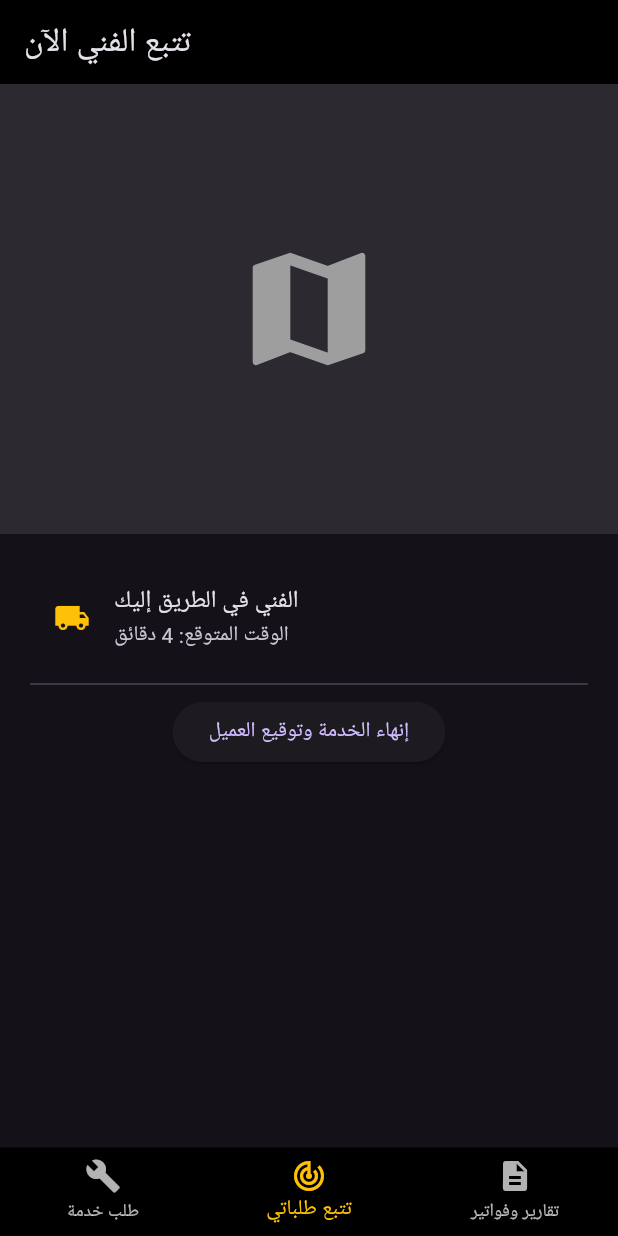
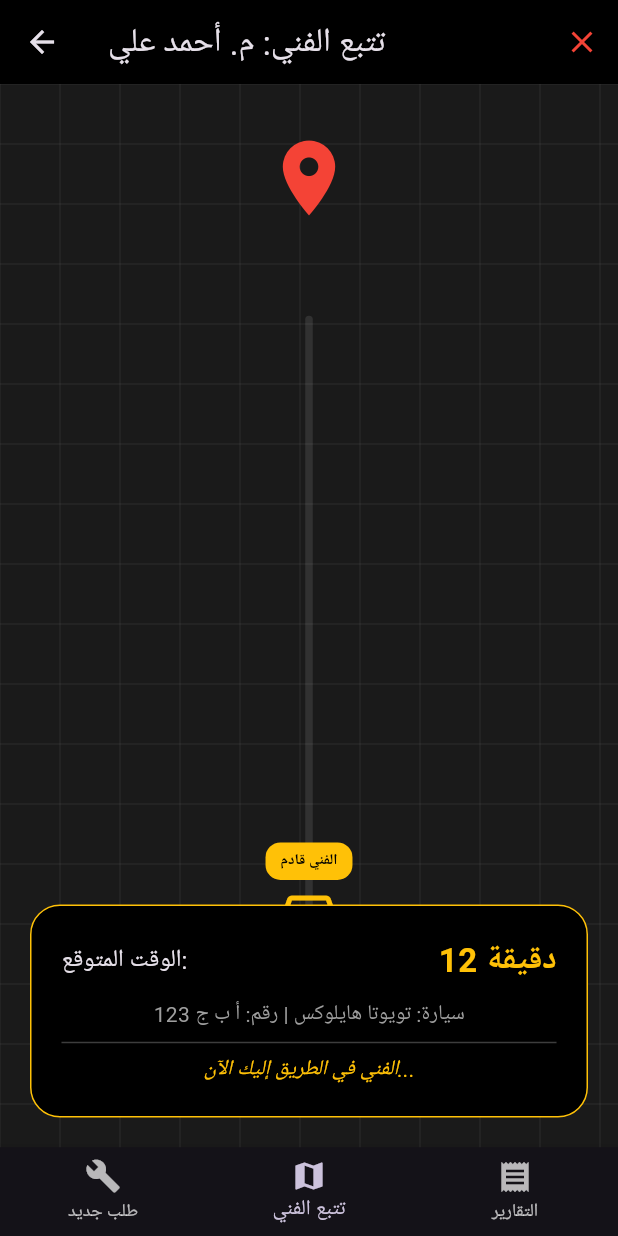
Before and after one commit to ahmedchiva-max/smart, a Flutter app: the screen it shows after launch, item 2 of the bottom bar chosen, on a phone screen of 412 x 824 dp. Run offline on Flutter 3.47's test engine with Material 3 defaults, Android fonts, the phone set to English and light mode, and no system bars; Roboto replaces fonts that are missing (Arial).

Commit message:
تحديث: نظام تتبع حي للفني على الخريطة مع حساب وقت الوصول وتوقيع الاستلام

```diff
--- a/lib/main.dart
+++ b/lib/main.dart
@@ -1,215 +1,181 @@
 import 'package:flutter/material.dart';
 import 'package:flutter/services.dart';
-import 'package:url_launcher/url_launcher.dart';
+import 'dart:async';
 
 void main() => runApp(MaterialApp(
   debugShowCheckedModeBanner: false,
-  theme: ThemeData(brightness: Brightness.dark, primaryColor: Colors.amber, fontFamily: 'Arial'),
+  theme: ThemeData(brightness: Brightness.dark, primaryColor: Colors.amber),
   home: MaintenanceSystem(),
 ));
 
 class MaintenanceSystem extends StatefulWidget { @override _MaintenanceSystemState createState() => _MaintenanceSystemState(); }
 class _MaintenanceSystemState extends State<MaintenanceSystem> {
-  int _idx = 0;
-  final _pages = [MaintenanceHome(), OrdersPage(), ReportsPage()];
-
+  int _idx = 1; // البدء من صفحة التتبع لتجربة الخريطة مباشرة
   @override
   Widget build(BuildContext context) {
     return Scaffold(
-      body: _pages[_idx],
+      body: _idx == 1 ? LiveTrackingPage() : Center(child: Text("باقي الصفحات مرفوعة مسبقاً")),
       bottomNavigationBar: BottomNavigationBar(
         currentIndex: _idx, onTap: (i) => setState(() => _idx = i),
-        backgroundColor: Colors.black, selectedItemColor: Colors.amber,
         items: [
-          BottomNavigationBarItem(icon: Icon(Icons.build), label: "طلب خدمة"),
-          BottomNavigationBarItem(icon: Icon(Icons.track_changes), label: "تتبع طلباتي"),
-          BottomNavigationBarItem(icon: Icon(Icons.description), label: "تقارير وفواتير"),
+          BottomNavigationBarItem(icon: Icon(Icons.build), label: "طلب جديد"),
+          BottomNavigationBarItem(icon: Icon(Icons.map), label: "تتبع الفني"),
+          BottomNavigationBarItem(icon: Icon(Icons.receipt), label: "التقارير"),
         ],
       ),
     );
   }
 }
 
-// --- الصفحة الرئيسية للطلب ---
-class MaintenanceHome extends StatefulWidget { @override _MaintenanceHomeState createState() => _MaintenanceHomeState(); }
-class _MaintenanceHomeState extends State<MaintenanceHome> {
-  final name = TextEditingController();
-  final phone = TextEditingController();
-  String? elevatorBrand;
+// --- صفحة التتبع الحي (Live Tracking) ---
+class LiveTrackingPage extends StatefulWidget { @override _LiveTrackingPageState createState() => _LiveTrackingPageState(); }
+class _LiveTrackingPageState extends State<LiveTrackingPage> {
+  double _vehiclePosition = 0.1; // موقع السيارة الافتراضي
+  int _eta = 15; // الوقت المتوقع للوصول بالدقائق
+  Timer? _timer;
 
-  final brands = ["إيطالي", "فوجي", "فوجي تك", "أوتيس", "شيندلر", "ميتسوبيشي", "كوني", "هوم ليفت"];
-
-  void _pop(String t, String m) => showDialog(context: context, builder: (c) => AlertDialog(title: Text(t), content: Text(m), actions: [TextButton(onPressed: () => Navigator.pop(c), child: Text("حسناً"))]));
-
-  // الخطوة 1: البيانات الشخصية والموقع
-  void _startRequest(String type) {
-    showDialog(context: context, barrierDismissible: false, builder: (c) => AlertDialog(
-      title: Row(mainAxisAlignment: MainAxisAlignment.spaceBetween, children: [Text("طلب $type"), IconButton(icon: Icon(Icons.close, color: Colors.red), onPressed: () => Navigator.pop(c))]),
-      content: SingleChildScrollView(
-        child: Column(mainAxisSize: MainAxisSize.min, children: [
-          TextField(controller: name, decoration: InputDecoration(hintText: "اسم العميل الثلاثي")),
-          SizedBox(height: 10),
-          TextField(controller: phone, keyboardType: TextInputType.phone, inputFormatters: [FilteringTextInputFormatter.digitsOnly, LengthLimitingTextInputFormatter(10)], decoration: InputDecoration(hintText: "الجوال (05XXXXXXXX)")),
-        ]),
-      ),
-      actions: [ElevatedButton(onPressed: () {
-        if (name.text.length < 5 || phone.text.length != 10 || !phone.text.startsWith("05")) {
-          _pop("خطأ في البيانات", "يرجى إدخال اسم ثلاثي ورقم جوال صحيح يبدأ بـ 05");
-        } else { Navigator.pop(c); _locationStep(); }
-      }, child: Text("التالي (الموقع)"))],
-    ));
+  @override
+  void initState() {
+    super.initState();
+    // محاكاة تحرك الفني كل 3 ثواني
+    _timer = Timer.periodic(Duration(seconds: 3), (timer) {
+      if (mounted) {
+        setState(() {
+          if (_vehiclePosition < 0.8) {
+            _vehiclePosition += 0.05;
+            _eta -= 1;
+          } else {
+            _timer?.cancel();
+          }
+        });
+      }
+    });
   }
 
-  void _locationStep() {
-    showModalBottomSheet(context: context, builder: (c) => Column(mainAxisSize: MainAxisSize.min, children: [
-      ListTile(leading: Icon(Icons.my_location, color: Colors.blue), title: Text("موقعي الحالي"), onTap: () { Navigator.pop(c); _brandStep(); }),
-      ListTile(leading: Icon(Icons.chat, color: Colors.green), title: Text("واتساب (تلقائي)"), onTap: () { launchUrl(Uri.parse("https://wa.me/966500000000")); Navigator.pop(c); _brandStep(); }),
-      ListTile(leading: Icon(Icons.map, color: Colors.red), title: Text("لصق رابط جوجل ماب"), onTap: () => _manualInput("رابط جوجل ماب")),
-      ListTile(leading: Icon(Icons.edit, color: Colors.orange), title: Text("وصف الموقع يدوياً"), onTap: () => _manualInput("وصف الموقع")),
-    ]));
-  }
-
-  void _manualInput(String h) {
-    final t = TextEditingController();
-    showDialog(context: context, builder: (c) => AlertDialog(
-      content: TextField(controller: t, decoration: InputDecoration(hintText: h)),
-      actions: [ElevatedButton(onPressed: () {
-        if(t.text.isEmpty) { _pop("تنبيه", "الحقل إجباري"); return; }
-        Navigator.pop(context); _brandStep();
-      }, child: Text("تأكيد"))],
-    ));
-  }
-
-  // الخطوة 2: نوع المصعد
-  void _brandStep() {
-    showDialog(context: context, builder: (c) => AlertDialog(
-      title: Text("اختر نوع المصعد"),
-      content: Container(
-        width: double.maxFinite,
-        child: GridView.builder(
-          shrinkWrap: true, gridDelegate: SliverGridDelegateWithFixedCrossAxisCount(crossAxisCount: 2),
-          itemCount: brands.length, itemBuilder: (cc, i) => Card(
-            child: InkWell(onTap: () { setState(() => elevatorBrand = brands[i]); Navigator.pop(c); _techStep(); },
-            child: Center(child: Text(brands[i], textAlign: TextAlign.center))),
-          ),
-        ),
-      ),
-    ));
-  }
-
-  // الخطوة 3: اختيار الفني
-  void _techStep() {
-    showDialog(context: context, builder: (c) => AlertDialog(
-      title: Text("الفنيون المتاحون لنوع ($elevatorBrand)"),
-      content: Column(mainAxisSize: MainAxisSize.min, children: [
-        _techTile("م. أحمد علي", "هوية: 1092XXXX", "متاح - خبير $elevatorBrand", "5 دقائق"),
-        _techTile("م. سامي محمد", "هوية: 1055XXXX", "متاح - فني متخصص", "12 دقيقة"),
-      ]),
-    ));
-  }
-
-  Widget _techTile(String n, String id, String st, String time) => ListTile(
-    leading: CircleAvatar(child: Icon(Icons.person)),
-    title: Text(n), subtitle: Text("$id\n$st"),
-    trailing: Text(time, style: TextStyle(color: Colors.amber)),
-    onTap: () { HapticFeedback.heavyImpact(); Navigator.pop(context); _payment(); },
-  );
-
-  // الخطوة 4: الدفع والرفع
-  void _payment() {
-    showDialog(context: context, builder: (c) => AlertDialog(
-      title: Text("الدفع لفتح تذكرة الخدمة"),
-      content: Column(mainAxisSize: MainAxisSize.min, children: [
-        _payBtn("Apple Pay", Colors.black, Icons.apple),
-        _payBtn("STC Pay", Color(0xFF4F008C), Icons.account_balance_wallet),
-        _payBtn("تحويل بنكي", Colors.grey, Icons.account_balance),
-        Text("\nIBAN: SA10000000000000123456", style: TextStyle(fontSize: 10, color: Colors.amber)),
-      ]),
-    ));
-  }
-
-  Widget _payBtn(String t, Color c, IconData i) => InkWell(onTap: () { Navigator.pop(context); _upload(); }, child: Card(color: c, child: ListTile(leading: Icon(i, color: Colors.white), title: Text(t, style: TextStyle(color: Colors.white)))));
-
-  void _upload() {
-    showDialog(context: context, barrierDismissible: false, builder: (c) => AlertDialog(
-      title: Text("رفع إيصال الدفع (إجباري)"),
-      content: Icon(Icons.camera_alt, size: 50, color: Colors.amber),
-      actions: [ElevatedButton(onPressed: () { Navigator.pop(c); _pop("تم بنجاح", "تم توجيه الفني لموقعك، يمكنك تتبعه الآن"); }, child: Text("إرسال"))],
-    ));
-  }
+  @override
+  void dispose() { _timer?.cancel(); super.dispose(); }
 
   @override
   Widget build(BuildContext context) {
     return Scaffold(
-      appBar: AppBar(title: Text("خدمات SMART للمصاعد"), backgroundColor: Colors.black, actions: [IconButton(icon: Icon(Icons.home), onPressed: (){})]),
-      body: Column(children: [
-        _mainTile("طلب صيانة دورية", Icons.calendar_today, Colors.blue, () => _startRequest("صيانة")),
-        _mainTile("بلاغ عطل طارئ", Icons.warning, Colors.red, () => _startRequest("بلاغ عطل")),
-      ]),
+      appBar: AppBar(
+        backgroundColor: Colors.black,
+        title: Text("تتبع الفني: م. أحمد علي"),
+        leading: Icon(Icons.arrow_back),
+        actions: [IconButton(icon: Icon(Icons.close, color: Colors.red), onPressed: () => Navigator.pop(context))],
+      ),
+      body: Stack(
+        children: [
+          // محاكاة الخريطة (شبكة خلفية)
+          Container(
+            color: Color(0xFF1A1A1A),
+            child: CustomPaint(painter: MapGridPainter(), child: Container()),
+          ),
+
+          // مسار الفني
+          Center(
+            child: Container(
+              height: 400, width: 5,
+              decoration: BoxDecoration(color: Colors.white10, borderRadius: BorderRadius.circular(10)),
+            ),
+          ),
+
+          // أيقونة الفني المتحركة
+          AnimatedAlign(
+            duration: Duration(seconds: 2),
+            alignment: Alignment(0, 1 - (_vehiclePosition * 2)),
+            child: Column(
+              mainAxisSize: MainAxisSize.min,
+              children: [
+                Container(
+                  padding: EdgeInsets.symmetric(horizontal: 10, vertical: 5),
+                  decoration: BoxDecoration(color: Colors.amber, borderRadius: BorderRadius.circular(10)),
+                  child: Text("الفني قادم", style: TextStyle(color: Colors.black, fontWeight: FontWeight.bold, fontSize: 10)),
+                ),
+                Icon(Icons.directions_car, size: 50, color: Colors.amber),
+              ],
+            ),
+          ),
+
+          // موقع العميل (الثابت)
+          Align(
+            alignment: Alignment(0, -0.9),
+            child: Icon(Icons.location_on, size: 60, color: Colors.red),
+          ),
+
+          // لوحة معلومات الوصول
+          Align(
+            alignment: Alignment.bottomCenter,
+            child: Container(
+              margin: EdgeInsets.all(20), padding: EdgeInsets.all(20),
+              decoration: BoxDecoration(color: Colors.black, borderRadius: BorderRadius.circular(20), border: Border.all(color: Colors.amber)),
+              child: Column(
+                mainAxisSize: MainAxisSize.min,
+                children: [
+                  Row(mainAxisAlignment: MainAxisAlignment.spaceBetween, children: [
+                    Text("الوقت المتوقع:", style: TextStyle(fontSize: 16)),
+                    Text("$_eta دقيقة", style: TextStyle(fontSize: 22, color: Colors.amber, fontWeight: FontWeight.bold)),
+                  ]),
+                  SizedBox(height: 10),
+                  Text("سيارة: تويوتا هايلوكس | رقم: أ ب ج 123", style: TextStyle(color: Colors.grey)),
+                  Divider(color: Colors.white24),
+                  if (_vehiclePosition >= 0.8)
+                    ElevatedButton(
+                      style: ElevatedButton.styleFrom(backgroundColor: Colors.green, minimumSize: Size(double.infinity, 50)),
+                      onPressed: () => _confirmCompletion(context),
+                      child: Text("الفني وصل - إنهاء وتوقيع الاستلام", style: TextStyle(fontWeight: FontWeight.bold)),
+                    )
+                  else
+                    Text("الفني في الطريق إليك الآن...", style: TextStyle(fontStyle: FontStyle.italic, color: Colors.amber)),
+                ],
+              ),
+            ),
+          )
+        ],
+      ),
     );
   }
 
-  Widget _mainTile(String t, IconData i, Color c, VoidCallback f) => Expanded(child: InkWell(onTap: f, child: Container(margin: EdgeInsets.all(15), decoration: BoxDecoration(color: c.withOpacity(0.2), borderRadius: BorderRadius.circular(20), border: Border.all(color: c)), child: Column(mainAxisAlignment: MainAxisAlignment.center, children: [Icon(i, size: 80, color: c), Text(t, style: TextStyle(fontSize: 22, fontWeight: FontWeight.bold))]))));
-}
-
-// --- صفحة التتبع والخريطة ---
-class OrdersPage extends StatelessWidget {
-  @override
-  Widget build(BuildContext context) {
-    return Scaffold(
-      appBar: AppBar(title: Text("تتبع الفني الآن"), backgroundColor: Colors.black),
-      body: Column(children: [
-        Container(height: 300, color: Colors.white10, child: Center(child: Icon(Icons.map, size: 100, color: Colors.grey))),
-        Padding(padding: EdgeInsets.all(20), child: Column(children: [
-          ListTile(leading: Icon(Icons.local_shipping, color: Colors.amber), title: Text("الفني في الطريق إليك"), subtitle: Text("الوقت المتوقع: 4 دقائق")),
-          Divider(),
-          ElevatedButton(onPressed: () => _deliveryDialog(context), child: Text("إنهاء الخدمة وتوقيع العميل")),
-        ])),
-      ]),
-    );
+  void _confirmCompletion(BuildContext ctx) {
+    showDialog(context: ctx, barrierDismissible: false, builder: (c) => AlertDialog(
+      title: Text("إتمام عملية الصيانة"),
+      content: SingleChildScrollView(
+        child: Column(mainAxisSize: MainAxisSize.min, children: [
+          Text("يرجى إدخال الـ OTP المرسل لجوالك:"),
+          TextField(keyboardType: TextInputType.number, decoration: InputDecoration(hintText: "****")),
+          SizedBox(height: 20),
+          Text("توقيع العميل:"),
+          Container(
+            height: 120, width: double.infinity,
+            decoration: BoxDecoration(color: Colors.white12, border: Border.all(color: Colors.white24)),
+            child: Center(child: Text("وقع هنا", style: TextStyle(color: Colors.grey))),
+          ),
+        ]),
+      ),
+      actions: [
+        ElevatedButton(onPressed: () { Navigator.pop(c); _showSuccess(); }, child: Text("تأكيد وإرسال التقرير"))
+      ],
+    ));
   }
 
-  void _deliveryDialog(BuildContext ctx) {
-    showDialog(context: ctx, builder: (c) => AlertDialog(
-      title: Text("توقيع العميل وإغلاق التذكرة"),
+  void _showSuccess() {
+    showDialog(context: context, builder: (c) => AlertDialog(
       content: Column(mainAxisSize: MainAxisSize.min, children: [
-        Text("أدخل رمز الـ OTP:"),
-        TextField(keyboardType: TextInputType.number),
-        SizedBox(height: 10),
-        Container(height: 100, color: Colors.white12, child: Center(child: Text("وقع هنا بالأصبع"))),
+        Icon(Icons.check_circle, size: 80, color: Colors.green),
+        Text("\nتم بنجاح!"),
+        Text("تم إرسال تقرير الصيانة والفاتورة للواتساب والتقارير."),
       ]),
-      actions: [ElevatedButton(onPressed: () => Navigator.pop(c), child: Text("اعتماد الاستلام"))],
     ));
   }
 }
 
-// --- صفحة التقارير والفواتير الاحترافية ---
-class ReportsPage extends StatelessWidget {
+// رسم شبكة الخريطة البسيطة
+class MapGridPainter extends CustomPainter {
   @override
-  Widget build(BuildContext context) {
-    return Scaffold(
-      appBar: AppBar(title: Text("سجلات الصيانة والتقارير"), backgroundColor: Colors.black),
-      body: ListView.builder(itemCount: 3, itemBuilder: (c, i) => Card(
-        margin: EdgeInsets.all(10),
-        child: ExpansionTile(
-          leading: Icon(Icons.picture_as_pdf, color: Colors.red),
-          title: Text("تقرير صيانة #M-770$i"),
-          subtitle: Text("التاريخ: 2026/01/21 | الفني: م. أحمد"),
-          children: [
-            Padding(padding: EdgeInsets.all(15), child: Column(crossAxisAlignment: CrossAxisAlignment.start, children: [
-              Text("قائمة الفحص (Checklist):", style: TextStyle(fontWeight: FontWeight.bold, color: Colors.amber)),
-              Text(" زيت الماكينة\n أسلاك الجر\n لوحة الكنترول\n حساسات الأبواب"),
-              Divider(),
-              Text("قطع تم تغييرها:", style: TextStyle(fontWeight: FontWeight.bold)),
-              Text("- حساس باب خارجي (قبل/بعد مصور)"),
-              Divider(),
-              Text("الفاتورة الضريبية:", style: TextStyle(fontWeight: FontWeight.bold)),
-              Text("الإجمالي: 500 ريال\nالضريبة (15%): 75 ريال\nالصافي: 575 ريال"),
-              ElevatedButton.icon(onPressed: () {}, icon: Icon(Icons.share), label: Text("إرسال للواتساب")),
-            ])),
-          ],
-        ),
-      )),
-    );
+  void paint(Canvas canvas, Size size) {
+    var paint = Paint()..color = Colors.white.withOpacity(0.05)..strokeWidth = 1.0;
+    for (double i = 0; i < size.width; i += 40) { canvas.drawLine(Offset(i, 0), Offset(i, size.height), paint); }
+    for (double i = 0; i < size.height; i += 40) { canvas.drawLine(Offset(0, i), Offset(size.width, i), paint); }
   }
+  @override bool shouldRepaint(covariant CustomPainter oldDelegate) => false;
 }
```
